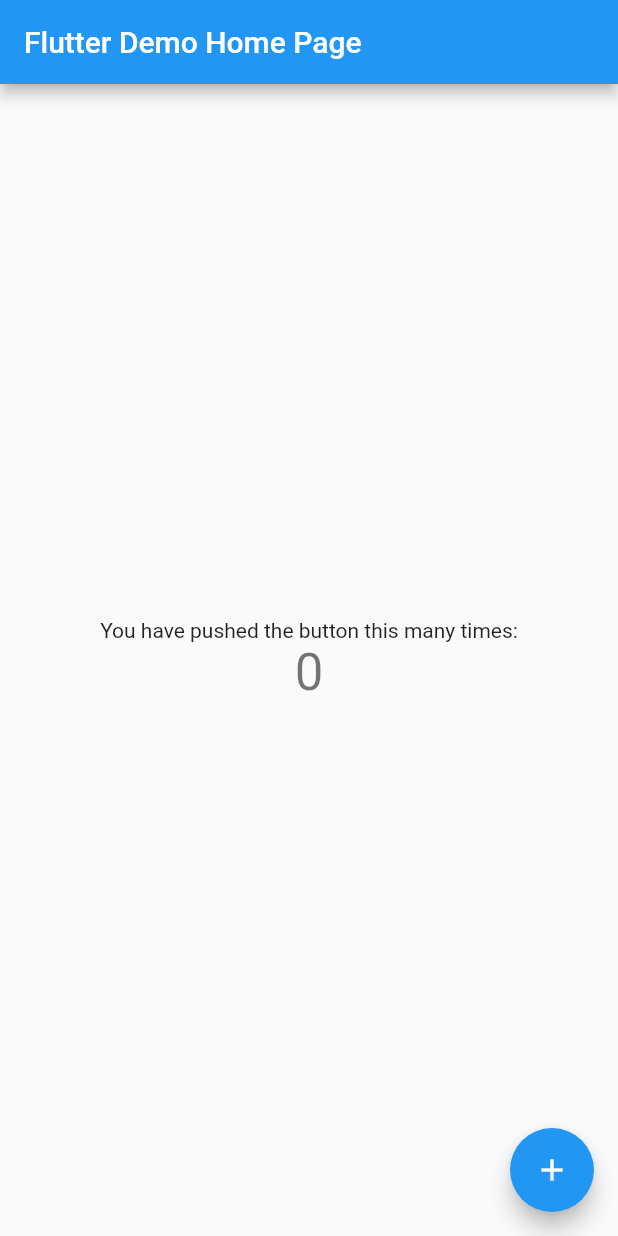
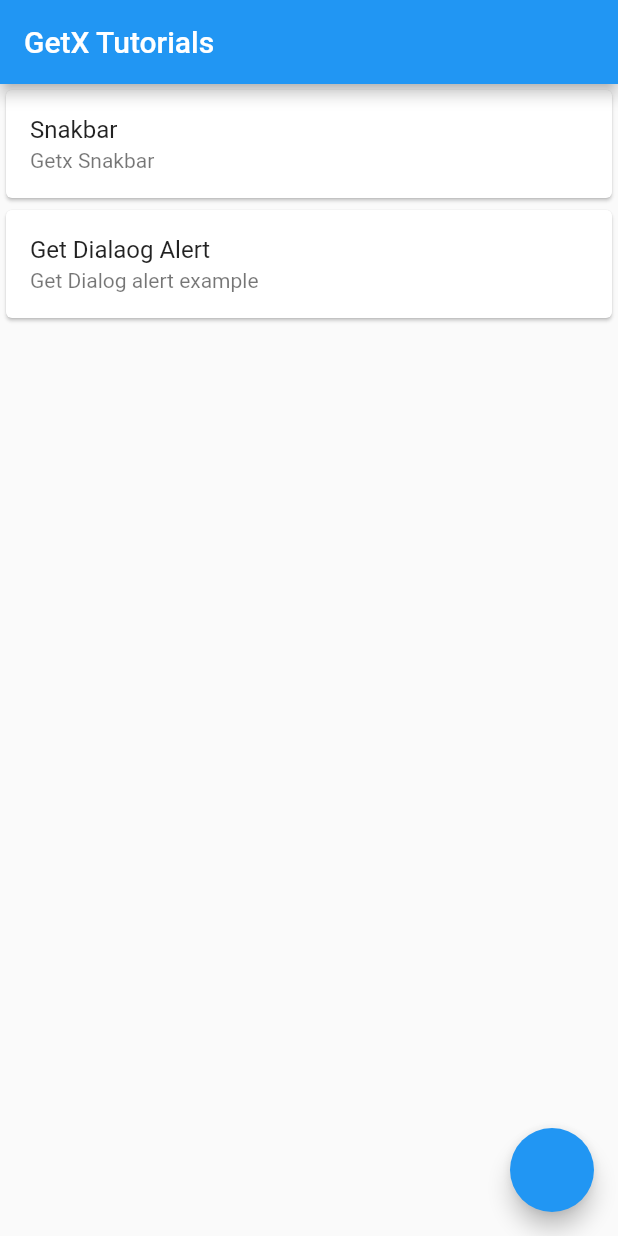
Before and after one commit to axiftaj/Flutter-GetX-Tutorial, a Flutter app: the screen it shows after launch, on a phone screen of 412 x 824 dp. Run offline on Flutter 3.47's test engine with Material 2 defaults, Android fonts, the phone set to English and light mode, and no system bars; our stand-ins replace get.

Commit message:
getx snakbar and dailgo alert added

```diff
--- /dev/null
+++ b/lib/home_screen.dart
@@ -0,0 +1,94 @@
+
+
+import 'package:flutter/material.dart';
+import 'package:get/get.dart';
+
+class HomeScreen extends StatefulWidget {
+  const HomeScreen({Key? key}) : super(key: key);
+
+  @override
+  State<HomeScreen> createState() => _HomeScreenState();
+}
+
+class _HomeScreenState extends State<HomeScreen> {
+  @override
+  Widget build(BuildContext context) {
+    return Scaffold(
+      appBar: AppBar(
+        title: Text('GetX Tutorials'),
+      ),
+      body: Column(
+        children: [
+          Card(
+            child: ListTile(
+              onTap: (){
+                Get.snackbar(
+                    'Asif Taj',
+                    'Subscribe to my channel' ,
+                    icon: Icon(Icons.add),
+                    onTap: (snap){
+
+                    },
+                    mainButton: TextButton(onPressed: (){}, child: Text('Click')),
+                    backgroundColor: Colors.blue ,
+                    snackPosition: SnackPosition.BOTTOM
+                );
+              },
+              title: Text('Snakbar'),
+              subtitle: Text('Getx Snakbar'),
+            ),
+          ),
+          Card(
+            child: ListTile(
+              onTap: (){
+                Get.defaultDialog(
+                  titlePadding: EdgeInsets.only(top: 20),
+                  title: 'Delete Chat' ,
+                  contentPadding: EdgeInsets.all(20),
+                  titleStyle: TextStyle(color: Colors.red),
+               //   middleText: 'Are you sure you want to delete this chat? This will also delete the messages related to Posts ' ,
+                   textCancel: 'Yes' ,
+                   textConfirm: 'No' ,
+               //  buttonColor: Colors.red,
+                 confirm: GestureDetector(
+                     onTap: (){
+                       Get.back();
+                     },
+                     child: const Text('Confirm')) ,
+                 cancel: GestureDetector(
+                     onTap: (){
+                       Get.back();
+                     },
+                     child: Text('Cancel')) ,
+                 //  onCancel: (){
+                 //    Get.back();
+                 //  },
+                 //  onConfirm: (){
+                 //    Get.back();
+                 //  },
+                 //  content: Column(
+                 //    children: [
+                 //      Text('asdfsf'),
+                 //      Text('asdfsf'),
+                 //      Text('asdfsf'),
+                 //      Text('asdfsf'),
+                 //
+                 //    ],
+                 //  )
+
+                );
+              },
+              title: Text('Get Dialaog Alert'),
+              subtitle: Text('Get Dialog alert example'),
+            ),
+          ),
+
+        ],
+      ),
+      floatingActionButton: FloatingActionButton(onPressed: (){
+
+
+      }),
+    );
+  }
+}
--- a/lib/main.dart
+++ b/lib/main.dart
@@ -1,4 +1,6 @@
 import 'package:flutter/material.dart';
+import 'package:get/get.dart';
+import 'package:getx/home_screen.dart';
 
 void main() {
   runApp(const MyApp());
@@ -10,106 +12,12 @@ class MyApp extends StatelessWidget {
   // This widget is the root of your application.
   @override
   Widget build(BuildContext context) {
-    return MaterialApp(
+    return GetMaterialApp(
       title: 'Flutter Demo',
       theme: ThemeData(
-        // This is the theme of your application.
-        //
-        // Try running your application with "flutter run". You'll see the
-        // application has a blue toolbar. Then, without quitting the app, try
-        // changing the primarySwatch below to Colors.green and then invoke
-        // "hot reload" (press "r" in the console where you ran "flutter run",
-        // or simply save your changes to "hot reload" in a Flutter IDE).
-        // Notice that the counter didn't reset back to zero; the application
-        // is not restarted.
         primarySwatch: Colors.blue,
       ),
-      home: const MyHomePage(title: 'Flutter Demo Home Page'),
+      home: const HomeScreen(),
     );
   }
 }
-
-class MyHomePage extends StatefulWidget {
-  const MyHomePage({super.key, required this.title});
-
-  // This widget is the home page of your application. It is stateful, meaning
-  // that it has a State object (defined below) that contains fields that affect
-  // how it looks.
-
-  // This class is the configuration for the state. It holds the values (in this
-  // case the title) provided by the parent (in this case the App widget) and
-  // used by the build method of the State. Fields in a Widget subclass are
-  // always marked "final".
-
-  final String title;
-
-  @override
-  State<MyHomePage> createState() => _MyHomePageState();
-}
-
-class _MyHomePageState extends State<MyHomePage> {
-  int _counter = 0;
-
-  void _incrementCounter() {
-    setState(() {
-      // This call to setState tells the Flutter framework that something has
-      // changed in this State, which causes it to rerun the build method below
-      // so that the display can reflect the updated values. If we changed
-      // _counter without calling setState(), then the build method would not be
-      // called again, and so nothing would appear to happen.
-      _counter++;
-    });
-  }
-
-  @override
-  Widget build(BuildContext context) {
-    // This method is rerun every time setState is called, for instance as done
-    // by the _incrementCounter method above.
-    //
-    // The Flutter framework has been optimized to make rerunning build methods
-    // fast, so that you can just rebuild anything that needs updating rather
-    // than having to individually change instances of widgets.
-    return Scaffold(
-      appBar: AppBar(
-        // Here we take the value from the MyHomePage object that was created by
-        // the App.build method, and use it to set our appbar title.
-        title: Text(widget.title),
-      ),
-      body: Center(
-        // Center is a layout widget. It takes a single child and positions it
-        // in the middle of the parent.
-        child: Column(
-          // Column is also a layout widget. It takes a list of children and
-          // arranges them vertically. By default, it sizes itself to fit its
-          // children horizontally, and tries to be as tall as its parent.
-          //
-          // Invoke "debug painting" (press "p" in the console, choose the
-          // "Toggle Debug Paint" action from the Flutter Inspector in Android
-          // Studio, or the "Toggle Debug Paint" command in Visual Studio Code)
-          // to see the wireframe for each widget.
-          //
-          // Column has various properties to control how it sizes itself and
-          // how it positions its children. Here we use mainAxisAlignment to
-          // center the children vertically; the main axis here is the vertical
-          // axis because Columns are vertical (the cross axis would be
-          // horizontal).
-          mainAxisAlignment: MainAxisAlignment.center,
-          children: <Widget>[
-            const Text(
-              'You have pushed the button this many times:',
-            ),
-            Text(
-              '$_counter',
-              style: Theme.of(context).textTheme.headline4,
-            ),
-          ],
-        ),
-      ),
-      floatingActionButton: FloatingActionButton(
-        onPressed: _incrementCounter,
-        tooltip: 'Increment',
-        child: const Icon(Icons.add),
-      ), // This trailing comma makes auto-formatting nicer for build methods.
-    );
-  }
-}
--- a/pubspec.yaml
+++ b/pubspec.yaml
@@ -36,6 +36,7 @@ dependencies:
   # The following adds the Cupertino Icons font to your application.
   # Use with the CupertinoIcons class for iOS style icons.
   cupertino_icons: ^1.0.2
+  get: ^4.6.5
 
 dev_dependencies:
   flutter_test:
```
Also changed, not shown: pubspec.lock.
